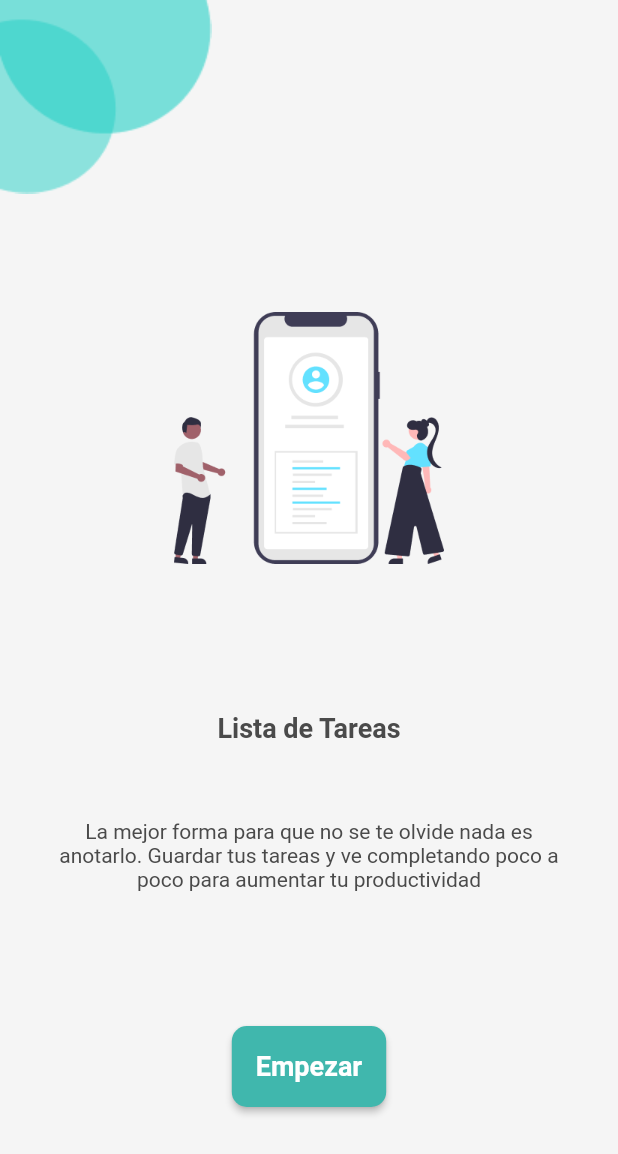
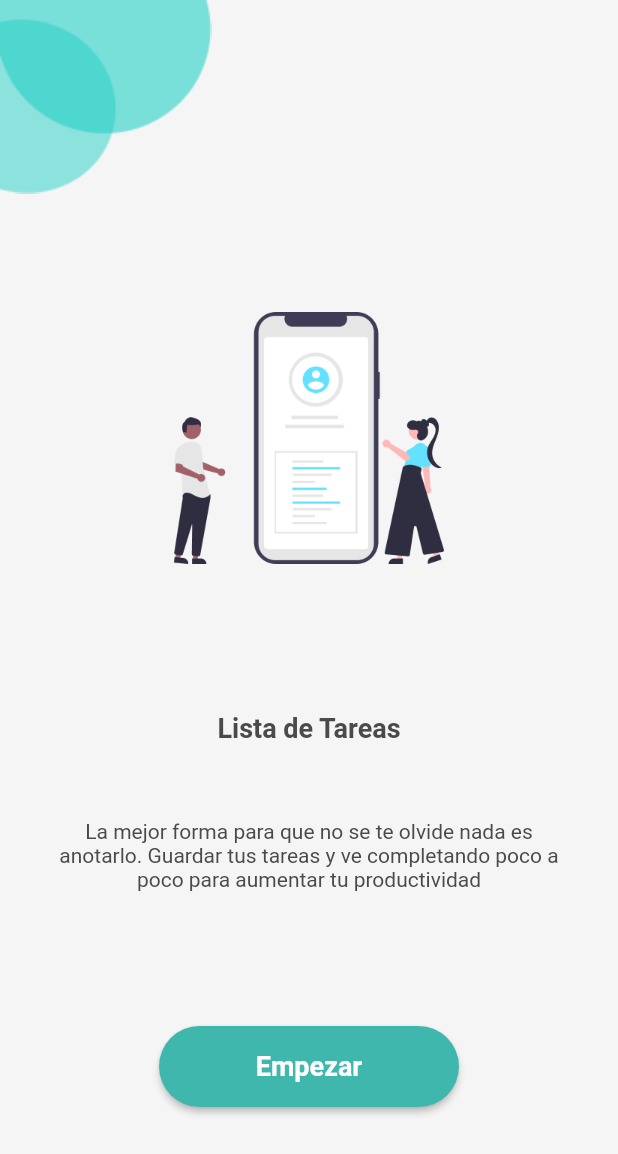
Before and after one commit to alexSpinola/TaskList, a Flutter app: the screen it shows after launch, on a phone screen of 412 x 824 dp. Shown: the top 1154 px of the screen. Run offline on Flutter 3.47's test engine with Material 2 defaults, Android fonts, the phone set to English and light mode, and no system bars; our stand-ins replace shared_preferences.

Commit message:
ThemeDark v2

```diff
--- a/lib/app/app.dart
+++ b/lib/app/app.dart
@@ -15,7 +15,8 @@ class MyApp extends StatelessWidget {
     const backgroundColor = Color(0xFFF5F5F5);
     const textColor = Color(0xFF4A4A4A);
     //DARK COLORS
-    const Color primaryDark =  Color(0xFF256B6A);
+    const Color primaryDark =  Color(0xFF347574);
+    const Color secondaryDark = Color(0xFF10736C);
     const Color textColorDark =  Color(0xFFFFFFFF);
     const Color backgroundColorDark =  Color(0xFF282C34);
 
--- a/lib/app/view/splash_page/splash_page.dart
+++ b/lib/app/view/splash_page/splash_page.dart
@@ -46,8 +46,12 @@ class Splash extends StatelessWidget {
                 }));
               },
               style: ElevatedButton.styleFrom(
-                minimumSize: const Size(100, 54),
+                minimumSize: const Size(200, 54),
+                shape: const RoundedRectangleBorder(
+                  borderRadius: BorderRadius.all(Radius.circular(30)),
+                )
               ),
+
               child: const Text('Empezar'),
           ),
         ],
```
